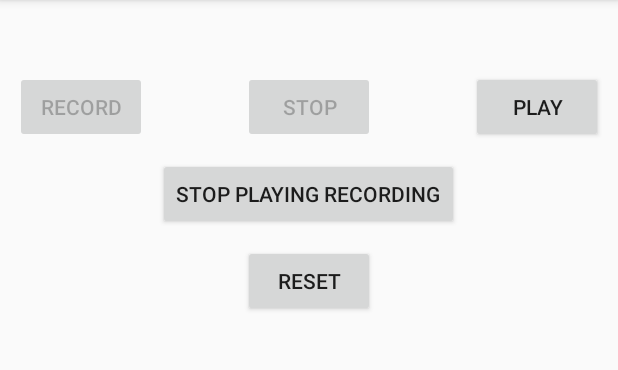
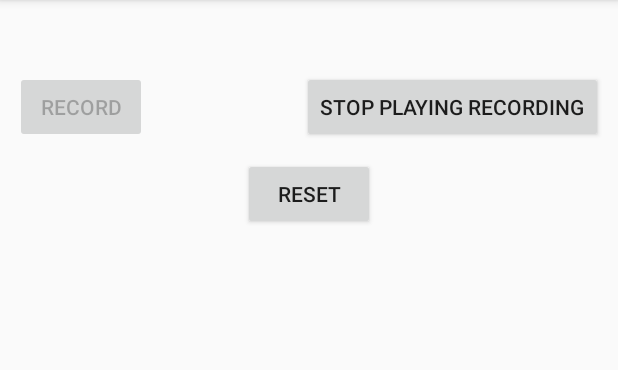
Before and after one commit to kylefirst/Parkinsons-Telemonitoring, an Android app: the screen it shows after launch (MainActivity), after a tap on "PLAY", on a phone screen of 412 x 824 dp, the part 84-454 px from its top. Run offline under Robolectric (Android 15) with nearby library versions, the phone set to English and light mode, and no system bars; 2 other taps on this screen came first.

Commit message:
merged start and end buttons for record and playback

```diff
--- a/MobileVoiceDIagnostic/app/src/main/java/com/example/kk/mobilevoicediagnostic/MainActivity.java
+++ b/MobileVoiceDIagnostic/app/src/main/java/com/example/kk/mobilevoicediagnostic/MainActivity.java
@@ -24,8 +24,8 @@ import android.support.v4.content.ContextCompat;
 
 public class MainActivity extends AppCompatActivity {
 
-    Button buttonStart, buttonStop, buttonPlayLastRecordAudio,
-            buttonStopPlayingRecording, buttonReset;
+    Button buttonStartStop, buttonPlayStopLastRecordAudio,
+            buttonReset;
     String AudioSavePathInDevice = null;
     MediaRecorder mediaRecorder ;
     Random random ;
@@ -38,25 +38,21 @@ public class MainActivity extends AppCompatActivity {
         super.onCreate(savedInstanceState);
         setContentView(R.layout.activity_main);
 
-        buttonStart = (Button) findViewById(R.id.button);
-        buttonStop = (Button) findViewById(R.id.button2);
-        buttonPlayLastRecordAudio = (Button) findViewById(R.id.button3);
-        buttonStopPlayingRecording = (Button)findViewById(R.id.button4);
-        buttonReset = (Button)findViewById(R.id.button5);
+        buttonStartStop = (Button) findViewById(R.id.button);
+        buttonPlayStopLastRecordAudio = (Button) findViewById(R.id.button2);
+        buttonReset = (Button)findViewById(R.id.button3);
 
-        buttonStop.setEnabled(false);
-        buttonPlayLastRecordAudio.setEnabled(false);
-        buttonStopPlayingRecording.setEnabled(false);
+        buttonPlayStopLastRecordAudio.setEnabled(false);
         buttonReset.setEnabled(false);
 
         random = new Random();
 
-        buttonStart.setOnClickListener(new View.OnClickListener() {
+        buttonStartStop.setOnClickListener(new View.OnClickListener() {
             @Override
             public void onClick(View view) {
 
                 if(checkPermission()) {
-
+                    if(buttonStartStop.getText().equals("RECORD")) {
                         AudioSavePathInDevice =
                                 Environment.getExternalStorageDirectory().getAbsolutePath() + "/" +
                                         CreateRandomAudioFileName(5) + "AudioRecording.3gp";
@@ -74,11 +70,23 @@ public class MainActivity extends AppCompatActivity {
                             e.printStackTrace();
                         }
 
-                    buttonStart.setEnabled(false);
-                    buttonStop.setEnabled(true);
+                        buttonStartStop.setText("STOP");
+                        buttonPlayStopLastRecordAudio.setEnabled(false);
 
                         Toast.makeText(MainActivity.this, "Recording started",
                                 Toast.LENGTH_LONG).show();
+                    }
+                    else if(buttonStartStop.getText().equals("STOP")) {
+                        mediaRecorder.stop();
+                        buttonStartStop.setText("RECORD");
+                        buttonPlayStopLastRecordAudio.setEnabled(true);
+                        buttonStartStop.setEnabled(true);
+                        buttonReset.setEnabled(true);
+                        buttonPlayStopLastRecordAudio.setEnabled(true);
+
+                        Toast.makeText(MainActivity.this, "Recording Completed",
+                                Toast.LENGTH_LONG).show();
+                    }
                 } else {
                     requestPermission();
                 }
@@ -86,29 +94,13 @@ public class MainActivity extends AppCompatActivity {
             }
         });
 
-        buttonStop.setOnClickListener(new View.OnClickListener() {
-            @Override
-            public void onClick(View view) {
-                mediaRecorder.stop();
-                buttonStop.setEnabled(false);
-                buttonPlayLastRecordAudio.setEnabled(true);
-                buttonStart.setEnabled(true);
-                buttonStopPlayingRecording.setEnabled(false);
-                buttonReset.setEnabled(true);
-
-                Toast.makeText(MainActivity.this, "Recording Completed",
-                        Toast.LENGTH_LONG).show();
-            }
-        });
-
-        buttonPlayLastRecordAudio.setOnClickListener(new View.OnClickListener() {
+        buttonPlayStopLastRecordAudio.setOnClickListener(new View.OnClickListener() {
             @Override
             public void onClick(View view) throws IllegalArgumentException,
                     SecurityException, IllegalStateException {
 
-                buttonStop.setEnabled(false);
-                buttonStart.setEnabled(false);
-                buttonStopPlayingRecording.setEnabled(true);
+                if(buttonPlayStopLastRecordAudio.getText().equals("PLAY")) {
+                    buttonStartStop.setEnabled(false);
 
                     mediaPlayer = new MediaPlayer();
                     try {
@@ -119,18 +111,13 @@ public class MainActivity extends AppCompatActivity {
                     }
 
                     mediaPlayer.start();
+                    buttonPlayStopLastRecordAudio.setText("STOP PLAYING RECORDING");
                     Toast.makeText(MainActivity.this, "Recording Playing",
                             Toast.LENGTH_LONG).show();
                 }
-        });
-
-        buttonStopPlayingRecording.setOnClickListener(new View.OnClickListener() {
-            @Override
-            public void onClick(View view) {
-                buttonStop.setEnabled(false);
-                buttonStart.setEnabled(true);
-                buttonStopPlayingRecording.setEnabled(false);
-                buttonPlayLastRecordAudio.setEnabled(true);
+                else if(buttonPlayStopLastRecordAudio.getText().equals("STOP PLAYING RECORDING")) {
+                    buttonStartStop.setEnabled(true);
+                    buttonPlayStopLastRecordAudio.setText("PLAY");
 
                     if(mediaPlayer != null){
                         mediaPlayer.stop();
@@ -138,12 +125,13 @@ public class MainActivity extends AppCompatActivity {
                         MediaRecorderReady();
                     }
                 }
+            }
         });
 
         buttonReset.setOnClickListener(new View.OnClickListener() {
             @Override
             public void onClick(View view) {
-                buttonPlayLastRecordAudio.setEnabled(false);
+                buttonPlayStopLastRecordAudio.setEnabled(false);
                 buttonReset.setEnabled(false);
 
                 mediaRecorder.reset();
--- a/MobileVoiceDIagnostic/app/src/main/res/layout/activity_main.xml
+++ b/MobileVoiceDIagnostic/app/src/main/res/layout/activity_main.xml
@@ -11,7 +11,7 @@
     <Button
         android:layout_width="wrap_content"
         android:layout_height="wrap_content"
-        android:text="Record"
+        android:text="RECORD"
         android:id="@+id/button"
         android:layout_alignParentTop="true"
         android:layout_centerHorizontal="true"
@@ -22,18 +22,9 @@
     <Button
         android:layout_width="wrap_content"
         android:layout_height="wrap_content"
-        android:text="STOP"
+        android:text="PLAY"
         android:id="@+id/button2"
         android:layout_alignTop="@+id/button"
-        android:layout_centerHorizontal="true"
-        />
-
-    <Button
-        android:layout_width="wrap_content"
-        android:layout_height="wrap_content"
-        android:text="Play"
-        android:id="@+id/button3"
-        android:layout_alignTop="@+id/button2"
         android:layout_alignParentRight="true"
         android:layout_alignParentEnd="true"
         />
@@ -41,19 +32,9 @@
     <Button
         android:layout_width="wrap_content"
         android:layout_height="wrap_content"
-        android:text="STOP PLAYING RECORDING"
-        android:id="@+id/button4"
-        android:layout_below="@+id/button2"
-        android:layout_centerHorizontal="true"
-        android:layout_marginTop="10dp"
-        />
-
-    <Button
-        android:layout_width="wrap_content"
-        android:layout_height="wrap_content"
         android:text="RESET"
-        android:id="@+id/button5"
-        android:layout_below="@+id/button4"
+        android:id="@+id/button3"
+        android:layout_below="@+id/button"
         android:layout_centerHorizontal="true"
         android:layout_marginTop="10dp"
         />
```
Lines whose indentation alone changed are shown as unchanged.
